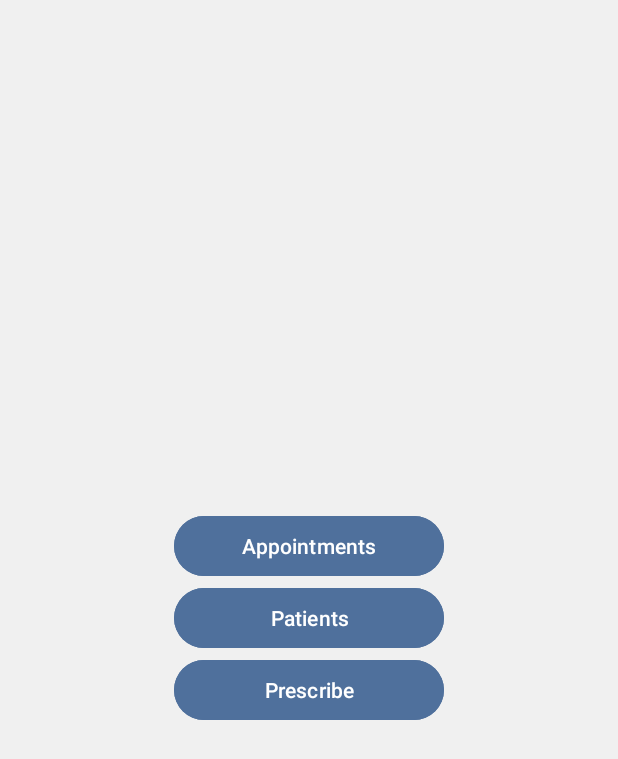
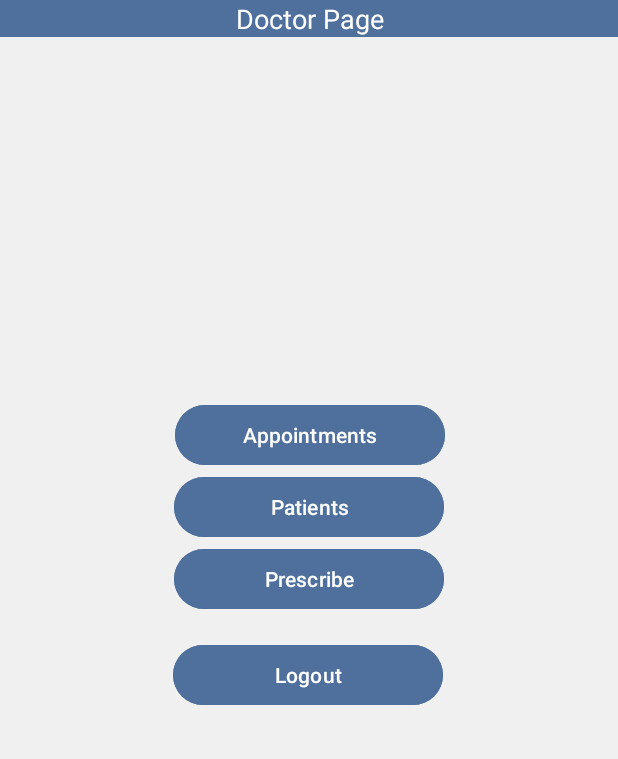
Before and after one commit to saladk21/Hospital_Management_System_V0.1, an Android app: the layout activity_doctor.xml on its own in the app's theme, with its tools: preview values and no code run, on a phone screen of 412 x 824 dp. Shown: the top 759 px of the screen. Run offline under Robolectric (Android 15) with nearby library versions, the phone set to English and light mode, and no system bars.

Commit message:
Final Push Version 1.0 Complete

```diff
--- a/app/src/main/res/layout/activity_doctor.xml
+++ b/app/src/main/res/layout/activity_doctor.xml
@@ -7,6 +7,19 @@
     android:background="#F0F0F0"
     tools:context=".Doctor">
 
+    <TextView
+        android:id="@+id/bannerTextView"
+        android:layout_width="0dp"
+        android:layout_height="wrap_content"
+        android:background="#4F709C"
+        android:gravity="center"
+        android:text="Doctor Page"
+        android:textColor="#FFFFFF"
+        android:textSize="18sp"
+        app:layout_constraintEnd_toEndOf="parent"
+        app:layout_constraintStart_toStartOf="parent"
+        app:layout_constraintTop_toTopOf="parent" />
+
     <LinearLayout
         android:layout_width="match_parent"
         android:layout_height="match_parent"
@@ -14,18 +27,13 @@
         android:gravity="center">
 
         <!-- Change Button background color to 4F709C, reduce corner radius -->
-        <Button
-            android:id="@+id/showApp"
-            android:layout_width="180dp"
-            android:layout_height="wrap_content"
-            android:text="Appointments"
-            android:backgroundTint="#4F709C" />
 
         <androidx.constraintlayout.widget.ConstraintLayout
             android:id="@+id/showAppLayout"
             android:layout_width="match_parent"
-            android:layout_height="match_parent"
+            android:layout_height="430dp"
             android:visibility="gone"
+
             tools:context=".Doctor">
 
             <androidx.recyclerview.widget.RecyclerView
@@ -41,17 +49,11 @@
         </androidx.constraintlayout.widget.ConstraintLayout>
 
         <!-- Change Button background color to 4F709C, reduce corner radius -->
-        <Button
-            android:id="@+id/showPatients"
-            android:layout_width="180dp"
-            android:layout_height="wrap_content"
-            android:text="Patients"
-            android:backgroundTint="#4F709C" />
 
         <androidx.constraintlayout.widget.ConstraintLayout
             android:id="@+id/showPatientsLayout"
             android:layout_width="match_parent"
-            android:layout_height="match_parent"
+            android:layout_height="430dp"
             android:visibility="gone"
             tools:context=".Doctor">
 
@@ -68,12 +70,59 @@
         </androidx.constraintlayout.widget.ConstraintLayout>
 
         <!-- Change Button background color to 4F709C, reduce corner radius -->
-        <Button
-            android:id="@+id/btnPrescribe"
-            android:layout_width="180dp"
-            android:layout_height="wrap_content"
-            android:text="Prescribe"
-            android:backgroundTint="#4F709C" />
+
+        <androidx.constraintlayout.widget.ConstraintLayout
+            android:layout_width="match_parent"
+            android:layout_height="300dp">
+
+            <Button
+                android:id="@+id/btnLogout"
+                android:layout_width="180dp"
+                android:layout_height="wrap_content"
+                android:layout_gravity="end"
+                android:layout_margin="16dp"
+                android:layout_marginTop="4dp"
+                android:backgroundTint="#4F709C"
+                android:text="Logout"
+                app:layout_constraintEnd_toEndOf="parent"
+                app:layout_constraintHorizontal_bias="0.497"
+                app:layout_constraintStart_toStartOf="parent"
+                app:layout_constraintTop_toBottomOf="@+id/btnPrescribe" />
+
+            <Button
+                android:id="@+id/showApp"
+                android:layout_width="180dp"
+                android:layout_height="wrap_content"
+                android:layout_marginTop="4dp"
+                android:backgroundTint="#4F709C"
+                android:text="Appointments"
+                app:layout_constraintEnd_toEndOf="parent"
+                app:layout_constraintHorizontal_bias="0.502"
+                app:layout_constraintStart_toStartOf="parent"
+                app:layout_constraintTop_toTopOf="parent" />
+
+            <Button
+                android:id="@+id/btnPrescribe"
+                android:layout_width="180dp"
+                android:layout_height="wrap_content"
+                android:backgroundTint="#4F709C"
+                android:text="Prescribe"
+                app:layout_constraintEnd_toEndOf="parent"
+                app:layout_constraintStart_toStartOf="parent"
+                app:layout_constraintTop_toBottomOf="@+id/showPatients" />
+
+            <Button
+                android:id="@+id/showPatients"
+                android:layout_width="180dp"
+                android:layout_height="wrap_content"
+                android:backgroundTint="#4F709C"
+                android:text="Patients"
+                app:layout_constraintEnd_toEndOf="parent"
+                app:layout_constraintStart_toStartOf="parent"
+                app:layout_constraintTop_toBottomOf="@+id/showApp" />
+
+        </androidx.constraintlayout.widget.ConstraintLayout>
+
 
     </LinearLayout>
 
--- a/app/src/main/res/layout/my_row2.xml
+++ b/app/src/main/res/layout/my_row2.xml
@@ -13,7 +13,7 @@
 
     <androidx.constraintlayout.widget.ConstraintLayout
         android:layout_width="match_parent"
-        android:layout_height="wrap_content"
+        android:layout_height="match_parent"
         android:padding="12dp">
 
         <TextView
@@ -90,8 +90,7 @@
             android:layout_width="wrap_content"
             android:layout_height="wrap_content"
             android:layout_marginEnd="80dp"
-            android:text="Illness
-"
+            android:text="Illness"
             app:layout_constraintBottom_toBottomOf="@+id/Column_id_txt"
             app:layout_constraintEnd_toEndOf="parent"
             app:layout_constraintTop_toTopOf="@+id/Column_id_txt"
--- a/app/src/main/res/values/colors.xml
+++ b/app/src/main/res/values/colors.xml
@@ -1,5 +1,6 @@
 <?xml version="1.0" encoding="utf-8"?>
 <resources>
+    <color name="red">#FA1317</color>
+    <color name="white">#FFFFFF</color>
     <color name="black">#FF000000</color>
-    <color name="white">#FFFFFFFF</color>
 </resources>
```
Also changed, not shown: app/src/main/java/com/example/hospital_management_system_v01/Admin.java (+26 -97 lines), app/src/main/java/com/example/hospital_management_system_v01/Database.java (+46 -31 lines), app/src/main/java/com/example/hospital_management_system_v01/Doctor.java (+47 -1 lines), app/src/main/java/com/example/hospital_management_system_v01/Nurse.java (+57 -17 lines), app/src/main/java/com/example/hospital_management_system_v01/Patient.java (+37 -7 lines), app/src/main/res/layout/activity_admin.xml (+43 -12 lines), app/src/main/res/layout/activity_login.xml (+21 -5 lines), app/src/main/res/layout/activity_nurse.xml (+30 -4 lines), app/src/main/res/layout/activity_patient.xml (+30 -16 lines).
